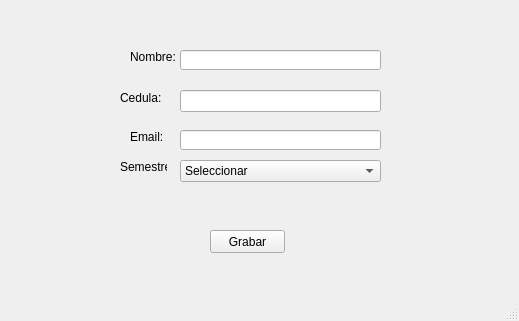
Qt form GUI/vtn_principal.ui (gvalarezog/POO_2023_C2_GUI_BBDD) before a commit.
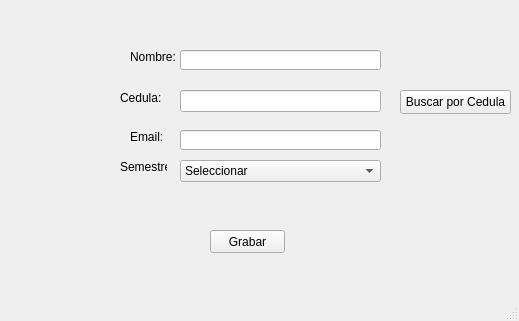
The same form after that commit.

Patch:
```diff
--- a/GUI/vtn_principal.ui
+++ b/GUI/vtn_principal.ui
@@ -142,6 +142,19 @@
      <number>10</number>
     </property>
    </widget>
+   <widget class="QPushButton" name="btn_busca_x_cedula">
+    <property name="geometry">
+     <rect>
+      <x>400</x>
+      <y>90</y>
+      <width>111</width>
+      <height>24</height>
+     </rect>
+    </property>
+    <property name="text">
+     <string>Buscar por Cedula</string>
+    </property>
+   </widget>
   </widget>
   <widget class="QStatusBar" name="sb_estado"/>
  </widget>
```
Left out of the diff: 7 changed lines with no effect on the pictures.
